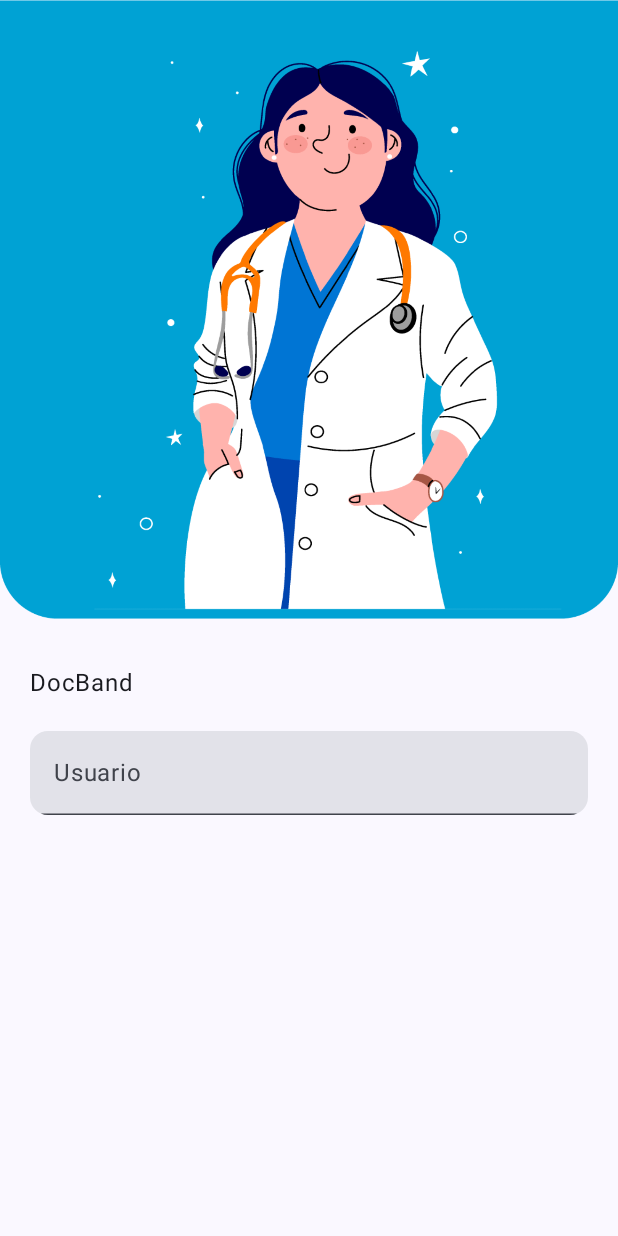
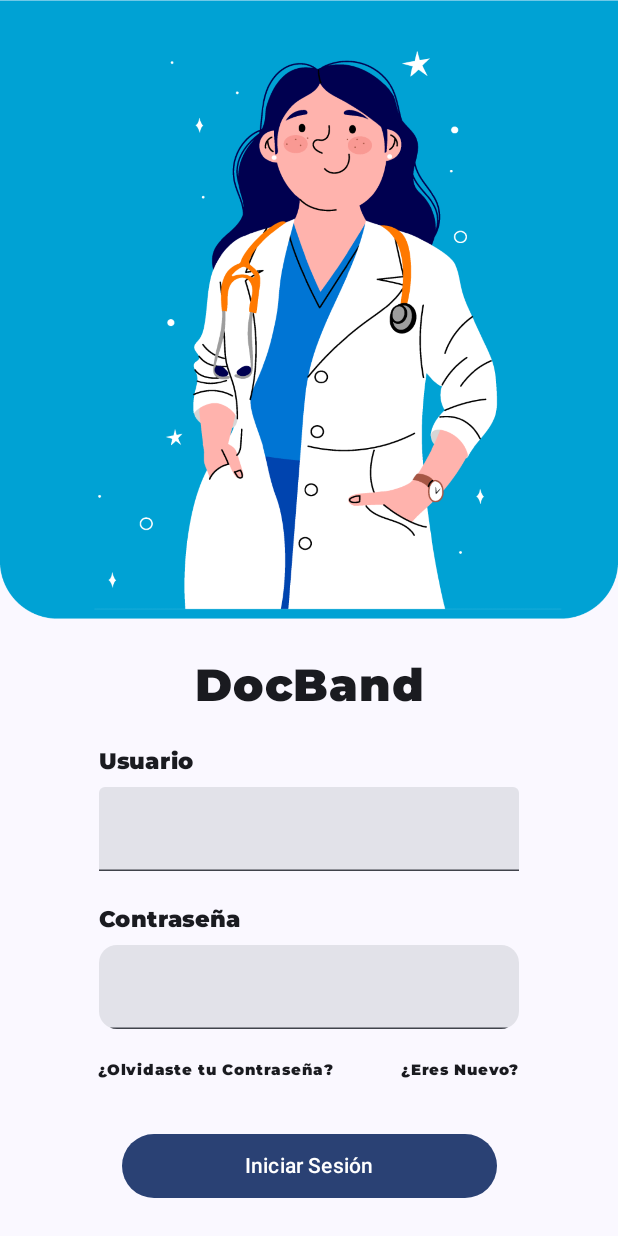
Before and after one commit to anzarpe97/DocBand, an Android app built with Jetpack Compose: the composable Login shown on its own in the app's theme, on a phone screen of 412 x 824 dp. Run offline under Robolectric (Android 15) with nearby library versions, the phone set to English and light mode, and no system bars; Roboto replaces fonts that are not available here.

Commit message:
Login casi listo

```diff
--- a/app/build.gradle.kts
+++ b/app/build.gradle.kts
@@ -60,7 +60,7 @@ dependencies {
     implementation("androidx.compose.ui:ui")
     implementation("androidx.compose.ui:ui-graphics")
     implementation("androidx.compose.ui:ui-tooling-preview")
-    implementation("androidx.compose.material3:material3:1.1.2")
+    implementation("androidx.compose.material3:material3:1.1.1")
     testImplementation("junit:junit:4.13.2")
     androidTestImplementation("androidx.test.ext:junit:1.1.5")
     androidTestImplementation("androidx.test.espresso:espresso-core:3.5.1")
--- a/app/src/main/java/com/docband/docband/login/ui/LoginScreen.kt
+++ b/app/src/main/java/com/docband/docband/login/ui/LoginScreen.kt
@@ -1,21 +1,21 @@
 package com.docband.docband.login.ui
 
-import android.graphics.drawable.Icon
 import androidx.compose.foundation.Image
-import androidx.compose.foundation.background
+import androidx.compose.foundation.clickable
+import androidx.compose.foundation.layout.Arrangement
 import androidx.compose.foundation.layout.Column
+import androidx.compose.foundation.layout.Row
 import androidx.compose.foundation.layout.Spacer
 import androidx.compose.foundation.layout.fillMaxHeight
 import androidx.compose.foundation.layout.fillMaxWidth
+import androidx.compose.foundation.layout.height
 import androidx.compose.foundation.layout.padding
+import androidx.compose.foundation.layout.width
 import androidx.compose.foundation.shape.RoundedCornerShape
 import androidx.compose.foundation.text.KeyboardOptions
-import androidx.compose.material.icons.Icons
 import androidx.compose.material3.ExperimentalMaterial3Api
-import androidx.compose.material3.Icon
 import androidx.compose.material3.Text
 import androidx.compose.material3.TextField
-import androidx.compose.material3.TextFieldDefaults
 import androidx.compose.runtime.Composable
 import androidx.compose.runtime.getValue
 import androidx.compose.runtime.mutableStateOf
@@ -25,12 +25,19 @@ import androidx.compose.ui.Alignment
 import androidx.compose.ui.Modifier
 import androidx.compose.ui.graphics.Color
 import androidx.compose.ui.res.painterResource
+import androidx.compose.ui.text.TextStyle
+import androidx.compose.ui.text.font.FontWeight
 import androidx.compose.ui.text.input.KeyboardType
+import androidx.compose.ui.text.style.TextAlign
 import androidx.compose.ui.tooling.preview.Preview
 import androidx.compose.ui.unit.dp
+import androidx.compose.ui.unit.sp
 import com.docband.docband.R
+import com.docband.docband.ui.theme.montserratFamily
+import androidx.compose.material3.Button
 
-@Preview(showBackground = true, showSystemUi = true)
+
+@Preview(showBackground = true, showSystemUi = true, device = "id:pixel_7")
 @Composable
 fun LoginScreen() {
     Column(modifier = Modifier.fillMaxHeight()) {
@@ -39,10 +46,7 @@ fun LoginScreen() {
 
             Login(Modifier.align(Alignment.Start))
         }
-
     }
-
-
 }
 
 @Composable
@@ -51,12 +55,53 @@ fun Login(modifier: Modifier) {
     Column(modifier = Modifier) {
 
         HeaderImage()
-        Spacer(modifier = Modifier.padding(5.dp))
 
-        Column(modifier = Modifier.padding(20.dp)) {
-            Text(text = "DocBand")
+
+        Column(
+            modifier = Modifier
+                .padding(25.dp)
+                .fillMaxWidth(),
+        ) {
+            Text(
+                text = "DocBand",
+                fontFamily = montserratFamily,
+                fontWeight = FontWeight.Black,
+                fontSize = 30.sp,
+                textAlign = TextAlign.Center,
+                modifier = Modifier.fillMaxWidth()
+            )
             Spacer(modifier = Modifier.padding(10.dp))
-            UserField()
+
+            Column(
+                modifier = Modifier
+                    .fillMaxWidth(),
+                horizontalAlignment = Alignment.CenterHorizontally
+            ) {
+                MyTextInput("Usuario")
+                UserField()
+            }
+            Spacer(modifier = Modifier.padding(10.dp))
+            Column(
+                modifier = Modifier
+                    .fillMaxWidth(),
+                horizontalAlignment = Alignment.CenterHorizontally
+            ) {
+                MyTextInput("Contraseña")
+                PasswordField()
+            }
+
+            Row (
+                modifier = Modifier
+                    .fillMaxWidth()
+                    .padding(start = 40.dp, top = 15.dp, end = 40.dp),
+                horizontalArrangement = Arrangement.SpaceBetween
+            ){
+                ForgotPassword()
+                AreUNew()
+            }
+            Spacer(modifier = Modifier.padding(15.dp))
+            ButtonLog(Modifier.align(Alignment.CenterHorizontally))
+
         }
 
 
@@ -64,27 +109,37 @@ fun Login(modifier: Modifier) {
 
 }
 
-
 @OptIn(ExperimentalMaterial3Api::class)
 @Composable
 fun UserField() {
+
+    var name1 by remember { mutableStateOf("") }
+
+    TextField(
+        value = name1,
+        onValueChange = { name1 = it },
+        keyboardOptions = KeyboardOptions(keyboardType = KeyboardType.Email),
+        singleLine = true,
+        textStyle = TextStyle(fontSize = 20.sp),
+        maxLines = 1,
+    )
+
+}
+
+@Composable
+fun PasswordField() {
 
     var name by remember { mutableStateOf("") }
 
     TextField(
         value = name,
         onValueChange = { name = it },
-        modifier = Modifier
-            .fillMaxWidth()
-            .background(Color.Transparent),
-        placeholder = { Text(text = "Usuario") },
-        keyboardOptions = KeyboardOptions(keyboardType = KeyboardType.Email),
+        keyboardOptions = KeyboardOptions(keyboardType = KeyboardType.Password),
         singleLine = true,
         maxLines = 1,
-        shape = RoundedCornerShape(12.dp)
-
-
-        )
+        textStyle = TextStyle(fontSize = 20.sp),
+        shape = RoundedCornerShape(12.dp),
+    )
 
 }
 
@@ -97,4 +152,60 @@ fun HeaderImage() {
         modifier = Modifier.fillMaxWidth()
     )
 
+
 }
+
+@Composable
+fun MyTextInput(inputText: String) {
+    val myColor = Color(0xFFD50000)
+
+    Text(
+        text = inputText,
+        fontFamily = montserratFamily,
+        fontWeight = FontWeight.Black,
+        textAlign = TextAlign.Left,
+        fontSize = 15.sp,
+        modifier = Modifier
+            .padding(bottom = 5.dp)
+            .width(280.dp)
+
+    )
+}
+
+@Composable
+fun AreUNew() {
+
+    Text(
+        text = "¿Eres Nuevo?",
+        modifier = Modifier.clickable { },
+        fontSize = 10.sp,
+        fontWeight = FontWeight.Black
+    )
+
+}
+
+@Composable
+fun ForgotPassword() {
+
+    Text(
+        text = "¿Olvidaste tu Contraseña?",
+        modifier = Modifier.clickable { },
+        fontSize = 10.sp,
+        fontWeight = FontWeight.Black
+    )
+
+}
+
+@Composable
+fun ButtonLog(modifier: Modifier) {
+
+        Button(onClick = { /*TODO*/ }, modifier
+            .width(250.dp)
+            .height(48.dp)
+            ) {
+
+            Text(text = "Iniciar Sesión")
+
+        }
+
+}
--- a/app/src/main/java/com/docband/docband/ui/theme/Color.kt
+++ b/app/src/main/java/com/docband/docband/ui/theme/Color.kt
@@ -9,3 +9,5 @@ val Pink80 = Color(0xFFEFB8C8)
 val Purple40 = Color(0xFF6650a4)
 val PurpleGrey40 = Color(0xFF625b71)
 val Pink40 = Color(0xFF7D5260)
+
+val Blue100 = Color(0xFF05A1D4)
--- a/app/src/main/java/com/docband/docband/ui/theme/Theme.kt
+++ b/app/src/main/java/com/docband/docband/ui/theme/Theme.kt
@@ -16,15 +16,15 @@ import androidx.compose.ui.platform.LocalView
 import androidx.core.view.WindowCompat
 
 private val DarkColorScheme = darkColorScheme(
-    primary = Purple80,
-    secondary = PurpleGrey80,
-    tertiary = Pink80
+    primary = Blue100,
+    secondary = Blue100,
+    tertiary = Blue100
 )
 
 private val LightColorScheme = lightColorScheme(
-    primary = Purple40,
-    secondary = PurpleGrey40,
-    tertiary = Pink40
+    primary = Blue100,
+    secondary = Blue100,
+    tertiary = Blue100
 
     /* Other default colors to override
     background = Color(0xFFFFFBFE),
--- a/app/src/main/java/com/docband/docband/ui/theme/Type.kt
+++ b/app/src/main/java/com/docband/docband/ui/theme/Type.kt
@@ -9,7 +9,7 @@ import androidx.compose.ui.unit.sp
 import com.docband.docband.R
 
 
-val MontserratFamily = FontFamily(
+val montserratFamily = FontFamily(
 
     Font(R.font.montserrat_black, FontWeight.Black),
     Font(R.font.montserrat_bold, FontWeight.Bold),
@@ -25,7 +25,7 @@ val MontserratFamily = FontFamily(
 
 val Typography = Typography(
     bodyLarge = TextStyle(
-        fontFamily = FontFamily.Default,
+        fontFamily = montserratFamily,
         fontWeight = FontWeight.Normal,
         fontSize = 16.sp,
         lineHeight = 24.sp,
--- a/app/src/main/res/values/colors.xml
+++ b/app/src/main/res/values/colors.xml
@@ -7,4 +7,7 @@
     <color name="teal_700">#FF018786</color>
     <color name="black">#FF000000</color>
     <color name="white">#FFFFFFFF</color>
+
+
+    <color name="blue_title">#FF05A1D4</color>
 </resources>
```
